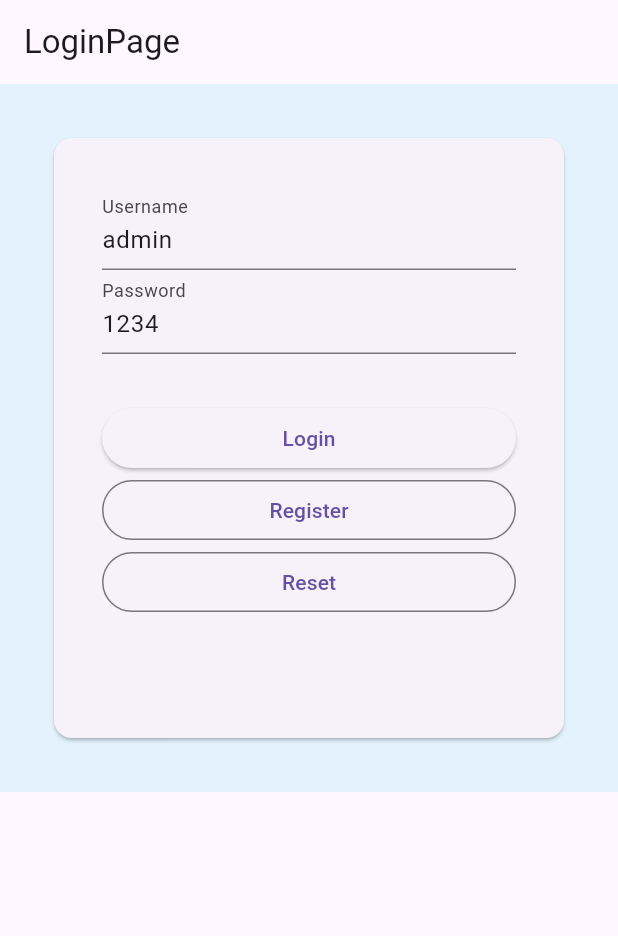
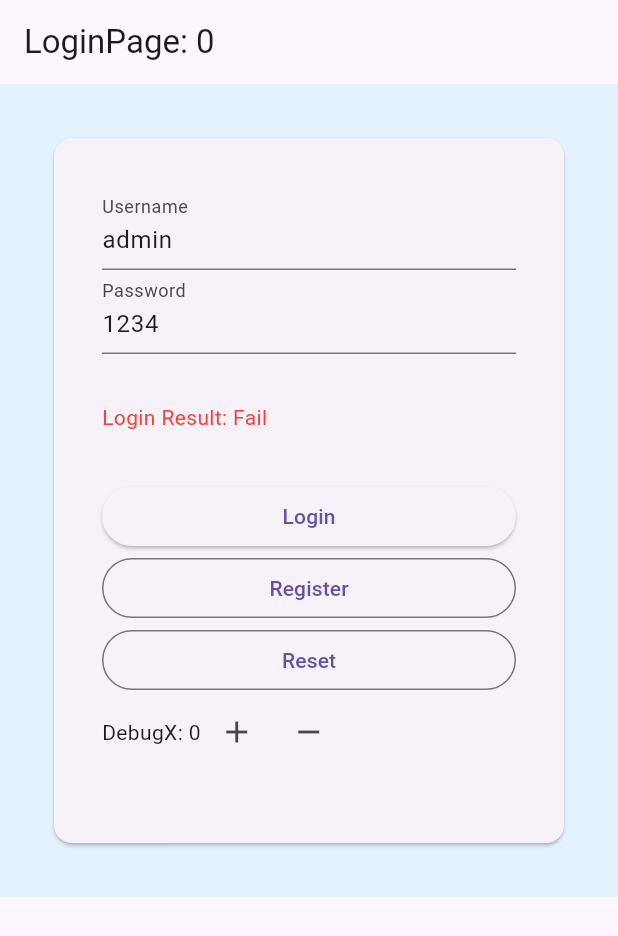
Before and after one commit to frame-bot/flutterByCMDEV, a Flutter app: the screen it shows after launch, on a phone screen of 412 x 824 dp. Shown: the top 936 px of the screen. Run offline on Flutter 3.47's test engine with Material 3 defaults, Android fonts, the phone set to English and light mode, and no system bars; our stand-ins replace bloc, equatable, flutter_bloc.

Commit message:
update bloc

```diff
--- a/lib/src/app.dart
+++ b/lib/src/app.dart
@@ -1,6 +1,7 @@
-import 'package:cmflutter0/src/pages/home/home_page.dart';
+import 'package:cmflutter0/src/bloc/login_bloc.dart';
 import 'package:cmflutter0/src/pages/routes.dart';
 import 'package:flutter/material.dart';
+import 'package:flutter_bloc/flutter_bloc.dart';
 
 import 'pages/login/login_page.dart';
 
@@ -9,10 +10,15 @@ class CMApp extends StatelessWidget {
 
   @override
   Widget build(BuildContext context) {
-    return MaterialApp(
-      title: "CMApp",
-      routes: AppRoute.all,
-      home: LoginPage(),
+    final loginBloc = BlocProvider(create: (context) => LoginBloc());
+
+    return MultiBlocProvider(
+      providers: [loginBloc],
+      child: MaterialApp(
+        title: "CMApp",
+        routes: AppRoute.all,
+        home: LoginPage(),
+      ),
     );
   }
 }
--- /dev/null
+++ b/lib/src/bloc/login_bloc.dart
@@ -0,0 +1,31 @@
+import 'package:bloc/bloc.dart';
+import 'package:cmflutter0/src/models/user.dart';
+import 'package:equatable/equatable.dart';
+import 'package:meta/meta.dart';
+
+part 'login_event.dart';
+part 'login_state.dart';
+
+class LoginBloc extends Bloc<LoginEvent, LoginState> {
+  LoginBloc() : super(LoginState()) {
+    on<LoginEventAdd>((event, emit) {
+      // execute something
+      emit(state.copyWith(count: state.count + 1));
+    });
+
+    on<LoginEventRemove>((event, emit) {
+      // execute something
+      emit(state.copyWith(count: state.count - 1));
+    });
+
+    on<LoginEventLogin>((event, emit) {
+      // execute something
+      if (event.payload.username == "admin" &&
+          event.payload.password == "1234") {
+        emit(state.copyWith(isAuthened: true));
+      } else {
+        emit(state.copyWith(isAuthened: false));
+      }
+    });
+  }
+}
--- /dev/null
+++ b/lib/src/bloc/login_event.dart
@@ -0,0 +1,15 @@
+part of 'login_bloc.dart';
+
+class LoginEvent extends Equatable {
+  @override
+  List<Object?> get props => [];
+}
+
+class LoginEventAdd extends LoginEvent {}
+
+class LoginEventRemove extends LoginEvent {}
+
+class LoginEventLogin extends LoginEvent {
+  final User payload;
+  LoginEventLogin(this.payload);
+}
--- /dev/null
+++ b/lib/src/bloc/login_state.dart
@@ -0,0 +1,19 @@
+part of 'login_bloc.dart';
+
+enum AuthenStatus{initial, loading, success, fail}
+
+class LoginState extends Equatable {
+  final int count;
+  final bool isAuthened;
+
+  LoginState({this.count = 0, this.isAuthened = false});
+
+  LoginState copyWith({int? count, bool? isAuthened}) {
+    return LoginState(
+        count: count ?? this.count, isAuthened: isAuthened ?? this.isAuthened);
+  }
+
+  @override
+  // TODO: implement props
+  List<Object?> get props => [count, isAuthened];
+}
--- /dev/null
+++ b/lib/src/models/user.dart
@@ -0,0 +1,5 @@
+class User {
+  final String username;
+  final String password;
+  User({required this.username, required this.password});
+}
--- a/lib/src/pages/login/login_page.dart
+++ b/lib/src/pages/login/login_page.dart
@@ -1,5 +1,8 @@
+import 'package:cmflutter0/src/bloc/login_bloc.dart';
+import 'package:cmflutter0/src/models/user.dart';
 import 'package:cmflutter0/src/pages/routes.dart';
 import 'package:flutter/material.dart';
+import 'package:flutter_bloc/flutter_bloc.dart';
 
 class LoginPage extends StatefulWidget {
   const LoginPage({super.key});
@@ -11,6 +14,7 @@ class LoginPage extends StatefulWidget {
 class _LoginPageState extends State<LoginPage> {
   final TextEditingController _usernameController = TextEditingController();
   final TextEditingController _passwordController = TextEditingController();
+  // int _couter = 0;
 
   @override
   void initState() {
@@ -23,9 +27,14 @@ class _LoginPageState extends State<LoginPage> {
   Widget build(BuildContext context) {
     return Scaffold(
       appBar: AppBar(
-        title: Text("LoginPage"),
+        title: BlocBuilder<LoginBloc, LoginState>(
+          builder: (context, state) {
+            return Text("LoginPage: ${state.count}");
+          },
         ),
-      body: Container(
+      ),
+      body: SingleChildScrollView(
+        child: Container(
           width: double.infinity,
           // height: 100,
           color: Colors.blue[50],
@@ -34,7 +43,7 @@ class _LoginPageState extends State<LoginPage> {
             child: Card(
               child: Container(
                 padding: const EdgeInsets.all(32.0),
-              height: 400,
+                height: 470,
                 child: Column(
                   crossAxisAlignment: CrossAxisAlignment.stretch,
                   children: [
@@ -42,8 +51,46 @@ class _LoginPageState extends State<LoginPage> {
                     SizedBox(
                       height: 32,
                     ),
-                  ..._buildButton()
+                    BlocBuilder<LoginBloc, LoginState>(
+                      builder: (context, state) {
+                        return Text(
+                            "Login Result: ${state.isAuthened ? "Sucsses" : "Fail"}",
+                            style: TextStyle(
+                                color: state.isAuthened
+                                    ? Colors.green
+                                    : Colors.red));
+                      },
+                    ),
+                    SizedBox(
+                      height: 32,
+                    ),
+                    ..._buildButton(),
+                    Row(
+                      children: [
+                        // Text("Debug: ${context.read<LoginBloc>().state.count}"),
+                        BlocBuilder<LoginBloc, LoginState>(
+                          builder: (context, state) {
+                            return Text("DebugX: ${state.count}");
+                          },
+                        ),
+                        IconButton(
+                          // onPressed: _handleClickAdd,
+                          onPressed: () {
+                            context.read<LoginBloc>().add(LoginEventAdd());
+                          },
+                          icon: Icon(Icons.add),
+                        ),
+                        IconButton(
+                          // onPressed: _handleClickRemove,
+                          onPressed: () {
+                            context.read<LoginBloc>().add(LoginEventRemove());
+                          },
+                          icon: Icon(Icons.remove),
+                        )
                       ],
+                    )
+                  ],
+                ),
               ),
             ),
           ),
@@ -55,7 +102,10 @@ class _LoginPageState extends State<LoginPage> {
   void _handleClickLogin() {
     // print("frame naja ${_usernameController.text}");
     // print("frame naja ${_passwordController.text}");
-    Navigator.pushNamed(context, AppRoute.home);
+    // Navigator.pushNamed(context, AppRoute.home);
+    final user = User(
+        username: _usernameController.text, password: _passwordController.text);
+    context.read<LoginBloc>().add(LoginEventLogin(user));
   }
 
   void _handleClickRegister() {
@@ -95,4 +145,14 @@ class _LoginPageState extends State<LoginPage> {
       ),
     ];
   }
+
+  // void _handleClickAdd() {
+  //   _couter++;
+  //   setState(() {});
+  // }
+
+  // void _handleClickRemove() {
+  //   _couter--;
+  //   setState(() {});
+  // }
 }
--- a/lib/src/pages/register/register_page.dart
+++ b/lib/src/pages/register/register_page.dart
@@ -1,4 +1,6 @@
+import 'package:cmflutter0/src/bloc/login_bloc.dart';
 import 'package:flutter/material.dart';
+import 'package:flutter_bloc/flutter_bloc.dart';
 
 class RegisterPage extends StatelessWidget {
   const RegisterPage({super.key});
@@ -7,7 +9,11 @@ class RegisterPage extends StatelessWidget {
   Widget build(BuildContext context) {
     return Scaffold(
       appBar: AppBar(
-        title: const Text('Register Page'),
+        title: BlocBuilder<LoginBloc, LoginState>(
+          builder: (context, state) {
+            return Text('Register Page: ${state.count} ');
+          },
+        ),
       ),
       body: Container(
         child: Text("body"),
--- a/pubspec.yaml
+++ b/pubspec.yaml
@@ -30,7 +30,8 @@ environment:
 dependencies:
   flutter:
     sdk: flutter
-
+  flutter_bloc: ^8.1.3
+  equatable: ^2.0.5
 
   # The following adds the Cupertino Icons font to your application.
   # Use with the CupertinoIcons class for iOS style icons.
```
Also changed, not shown: pubspec.lock. Lines whose indentation alone changed are shown as unchanged.
